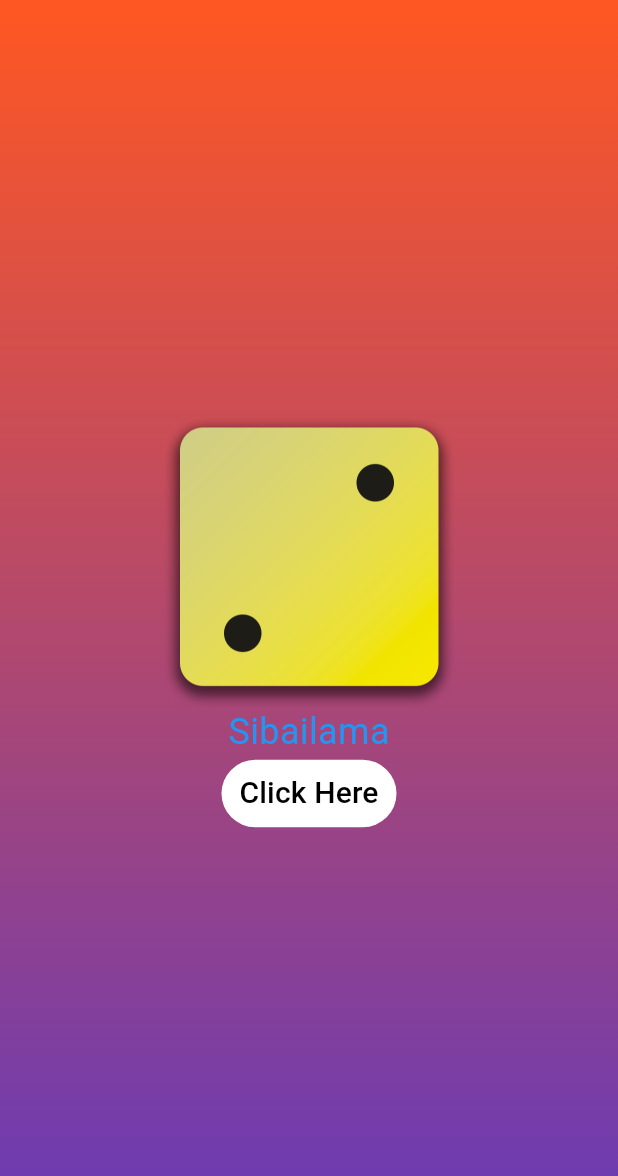
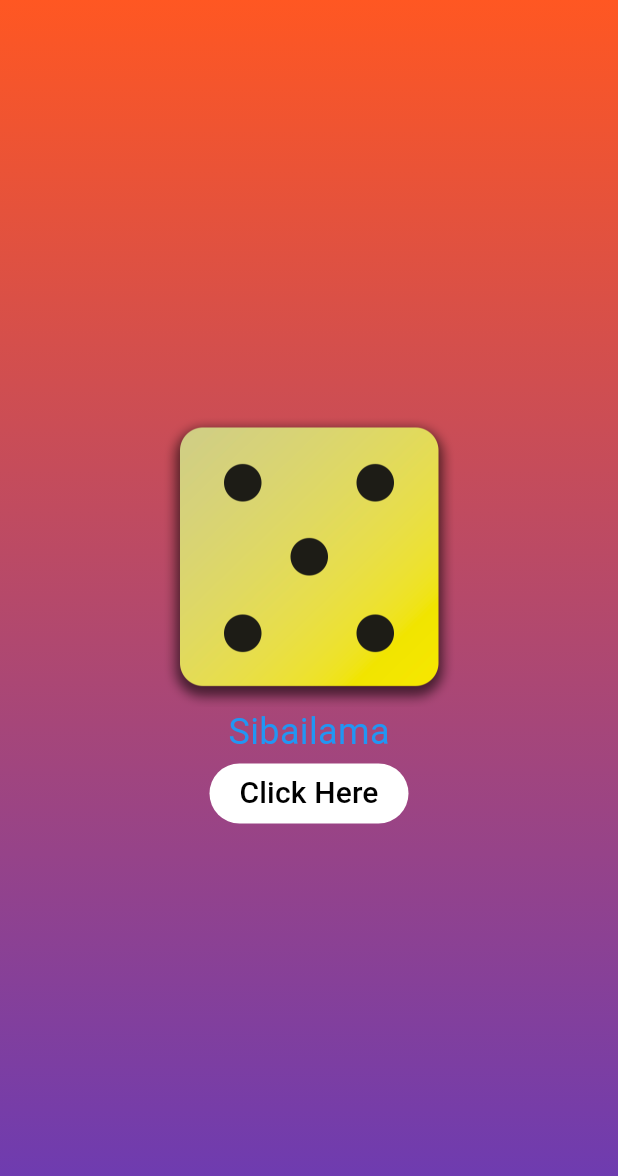
Before and after one commit to tranminhthang1606/Flutter_Pratice, a Flutter app: the screen it shows after launch, after a tap on "Click Here", on a phone screen of 412 x 824 dp. Shown: the top 1176 px of the screen. Run offline on Flutter 3.47's test engine with Material 3 defaults, Android fonts, the phone set to English and light mode, and no system bars.

Commit message:
feat: rolling dice

```diff
--- /dev/null
+++ b/lib/conponents/dice_roller.dart
@@ -0,0 +1,46 @@
+import 'dart:math';
+
+import 'package:crash_course/conponents/text.dart';
+import 'package:flutter/material.dart';
+
+class DiceRoller extends StatefulWidget {
+  const DiceRoller({super.key});
+  @override
+  State<DiceRoller> createState() {
+    return _DiceRollerState();
+  }
+}
+
+class _DiceRollerState extends State<DiceRoller> {
+  var activeDiceImage = 'assets/images/dice-2.png';
+  void rollDice() {
+    setState(() {
+      Random random = Random();
+      int randomNumber = random.nextInt(6) + 1;
+      activeDiceImage = 'assets/images/dice-$randomNumber.png';
+    });
+  }
+
+  @override
+  Widget build(BuildContext context) {
+    return Column(
+      mainAxisSize: MainAxisSize.min,
+      children: [
+        Image.asset(activeDiceImage, width: 200),
+        const TextComponent(
+          text: 'Sibailama',
+          color: Colors.blue,
+          fontSize: 24,
+        ),
+        TextButton(
+          onPressed: rollDice,
+          style: TextButton.styleFrom(
+            padding: EdgeInsets.only(left: 20, right: 20),
+            backgroundColor: Colors.white,
+          ),
+          child: TextComponent(text: 'Click Here', fontSize: 20),
+        ),
+      ],
+    );
+  }
+}
--- a/lib/gradient_container.dart
+++ b/lib/gradient_container.dart
@@ -1,4 +1,5 @@
-import 'package:crash_course/conponents/text.dart';
+
+import 'package:crash_course/conponents/dice_roller.dart';
 import 'package:flutter/material.dart';
 
 var beginAlignment = Alignment.topCenter;
@@ -7,7 +8,8 @@ var endAlignment = Alignment.bottomCenter;
 class GradientBackgroundContainer extends StatelessWidget {
   const GradientBackgroundContainer({super.key, required this.colors});
   final List<Color> colors;
-  void rollDice() {}
+
+
   @override
   Widget build(BuildContext context) {
     return Container(
@@ -19,25 +21,7 @@ class GradientBackgroundContainer extends StatelessWidget {
         ),
       ),
       child: Center(
-        child: Column(
-          mainAxisSize: MainAxisSize.min,
-          children: [
-            Image.asset('assets/images/dice-2.png', width: 200),
-            const TextComponent(
-              text: 'Sibailama',
-              color: Colors.blue,
-              fontSize: 24,
-            ),
-            TextButton(
-              onPressed: rollDice,
-              style: TextButton.styleFrom(
-                foregroundColor: Colors.white,
-                backgroundColor: Colors.white
-              ),
-              child: const TextComponent(text: 'Click Here',fontSize: 20),
-            ),
-          ],
-        ),
+        child: DiceRoller()
       ),
     );
   }
--- a/pubspec.yaml
+++ b/pubspec.yaml
@@ -59,7 +59,12 @@ flutter:
 
   # To add assets to your application, add an assets section, like this:
   assets:
+    - assets/images/dice-1.png
     - assets/images/dice-2.png
+    - assets/images/dice-3.png
+    - assets/images/dice-4.png
+    - assets/images/dice-5.png
+    - assets/images/dice-6.png
 
   # An image asset can refer to one or more resolution-specific "variants", see
   # https://flutter.dev/to/resolution-aware-images
```
